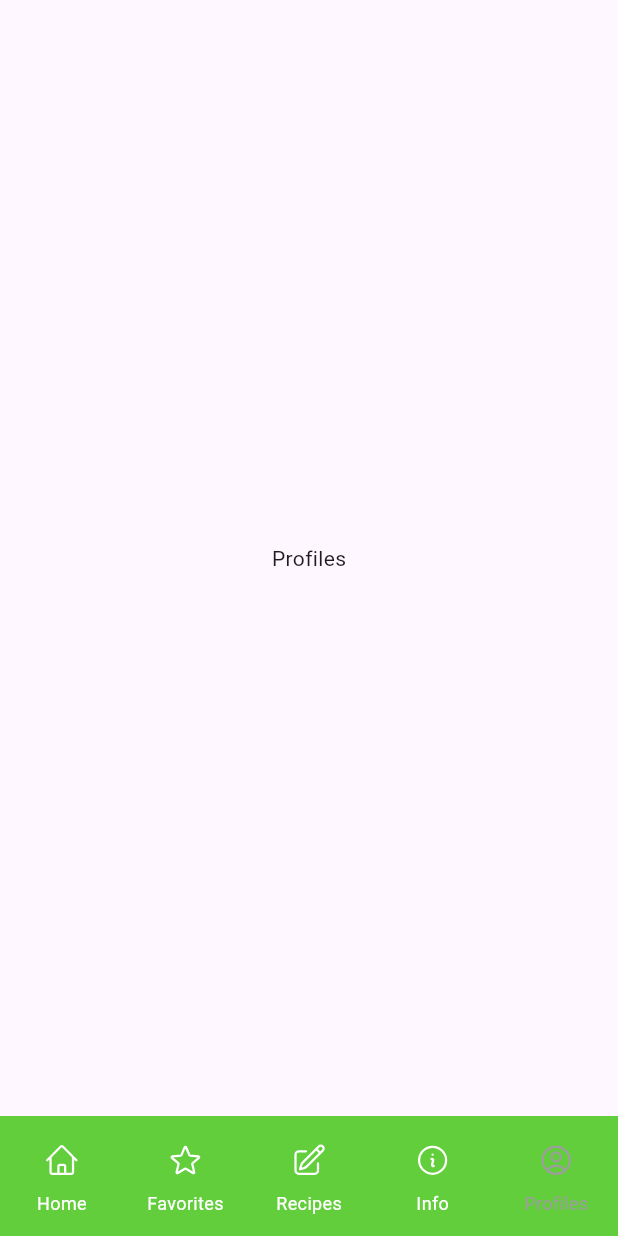
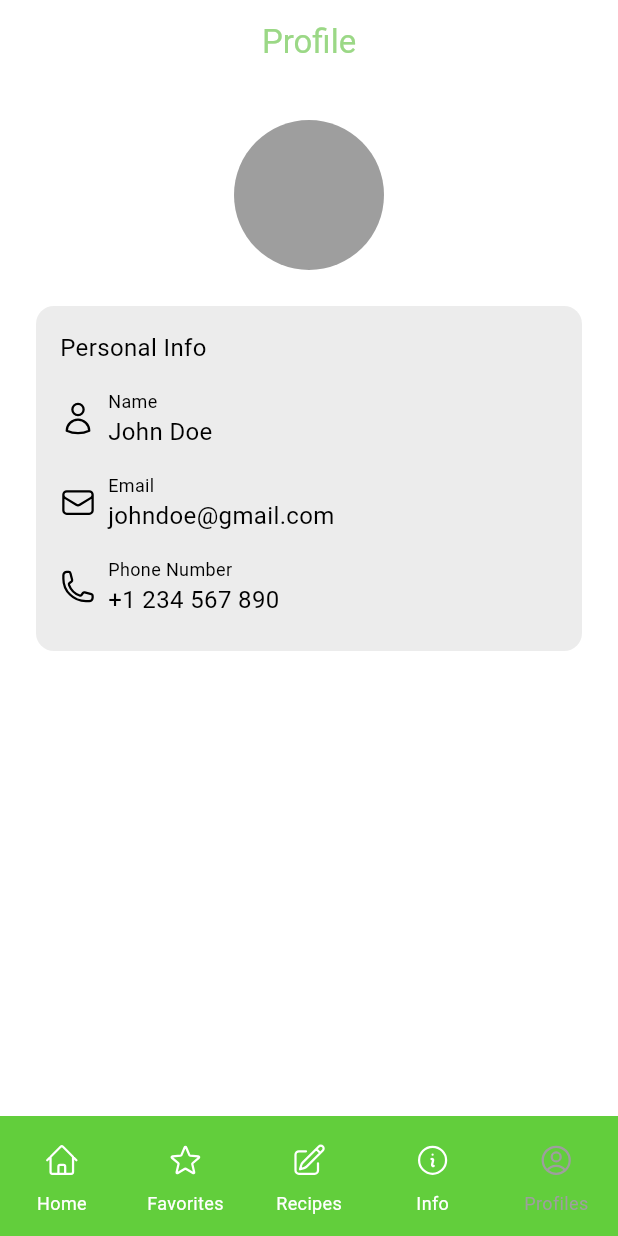
Before and after one commit to Fairuzzzzz/TaskApp, a Flutter app: the screen it shows after launch, item 5 of the bottom bar chosen, on a phone screen of 412 x 824 dp. Run offline on Flutter 3.47's test engine with Material 3 defaults, Android fonts, the phone set to English and light mode, and no system bars; our stand-ins replace flutter_svg.

Commit message:
add profile page

```diff
--- a/lib/models/favorites_models.dart
+++ b/lib/models/favorites_models.dart
@@ -16,25 +16,25 @@ class FavoritesModels {
   static List<FavoritesModels> favorites = [
     FavoritesModels(
         title: "Pesto Pasta",
-        imageUrl: "",
+        imageUrl: "assets/images/PestoPasta.jpg",
         description: "Pesto Pasta is a simple and delicious dish",
         rating: 4,
         review: 46),
     FavoritesModels(
         title: "Chocolate Muffin",
-        imageUrl: "",
+        imageUrl: "assets/images/ChocolateMuffin.jpg",
         description: "Chocolate Muffin is a delicious dessert",
         rating: 5,
         review: 34),
     FavoritesModels(
         title: "Veggie Pizza",
-        imageUrl: "",
+        imageUrl: "assets/images/VeggiePizza.jpg",
         description: "Veggie Pizza is a healthy and delicious dish",
         rating: 4,
         review: 45),
     FavoritesModels(
         title: "Caprese Salad",
-        imageUrl: "",
+        imageUrl: "assets/images/CapreseSalad.jpg",
         description: "Caprese Salad is a simple and delicious dish",
         rating: 5,
         review: 56)
--- a/lib/pages/favorites.dart
+++ b/lib/pages/favorites.dart
@@ -42,6 +42,7 @@ class _FavoritesPageState extends State<FavoritesPage> {
                   color: Colors.grey.withOpacity(0.2),
                   borderRadius: BorderRadius.circular(12)),
               child: Row(
+                mainAxisAlignment: MainAxisAlignment.spaceBetween,
                 crossAxisAlignment: CrossAxisAlignment.start,
                 children: [
                   Padding(
@@ -57,7 +58,7 @@ class _FavoritesPageState extends State<FavoritesPage> {
                             )),
                         Text(favorites[index].description,
                             style:
-                                TextStyle(fontSize: 12, color: Colors.black)),
+                                TextStyle(fontSize: 10, color: Colors.black)),
                         SizedBox(
                           height: 8,
                         ),
@@ -70,6 +71,20 @@ class _FavoritesPageState extends State<FavoritesPage> {
                         )
                       ],
                     ),
+                  ),
+                  Padding(
+                    padding: const EdgeInsets.symmetric(
+                        horizontal: 16, vertical: 12),
+                    child: Container(
+                      height: 90,
+                      width: 90,
+                      decoration: BoxDecoration(
+                          color: Colors.grey,
+                          borderRadius: BorderRadius.circular(12),
+                          image: DecorationImage(
+                              image: AssetImage(favorites[index].imageUrl),
+                              fit: BoxFit.cover)),
+                    ),
                   )
                 ],
               ));
--- a/lib/pages/mainscreen.dart
+++ b/lib/pages/mainscreen.dart
@@ -3,6 +3,7 @@ import 'package:flutter_svg/flutter_svg.dart';
 import 'package:taskapp/pages/favorites.dart';
 import 'package:taskapp/pages/home.dart';
 import 'package:taskapp/pages/info.dart';
+import 'package:taskapp/pages/profiles.dart';
 import 'package:taskapp/pages/recipes.dart';
 
 class MainScreen extends StatefulWidget {
@@ -20,9 +21,7 @@ class _MainScreenState extends State<MainScreen> {
     FavoritesPage(),
     RecipesPage(),
     InfoPage(),
-    const Center(
-      child: Text("Profiles"),
-    )
+    ProfilePage(),
   ];
 
   @override
--- /dev/null
+++ b/lib/pages/profiles.dart
@@ -0,0 +1,133 @@
+import 'package:flutter/material.dart';
+import 'package:flutter_svg/flutter_svg.dart';
+
+class ProfilePage extends StatelessWidget {
+  const ProfilePage({super.key});
+
+  @override
+  Widget build(BuildContext context) {
+    return Scaffold(
+      appBar: AppBar(
+        centerTitle: true,
+        title: Text(
+          "Profile",
+          style: TextStyle(color: Color(0xFF9BD886)),
+        ),
+        backgroundColor: Colors.white,
+      ),
+      body: Column(
+        children: [
+          SizedBox(
+            height: 24,
+          ),
+          Center(
+            child: Container(
+                width: 100,
+                height: 100,
+                decoration:
+                    BoxDecoration(shape: BoxShape.circle, color: Colors.grey)),
+          ),
+          SizedBox(
+            height: 24,
+          ),
+          Container(
+              height: 230,
+              width: double.infinity,
+              margin: EdgeInsets.symmetric(horizontal: 24),
+              padding: EdgeInsets.all(16),
+              decoration: BoxDecoration(
+                  color: Colors.grey.withOpacity(0.2),
+                  borderRadius: BorderRadius.circular(12)),
+              child: Column(
+                crossAxisAlignment: CrossAxisAlignment.start,
+                children: [
+                  Text(
+                    "Personal Info",
+                    style: TextStyle(fontSize: 16, color: Colors.black),
+                  ),
+                  SizedBox(
+                    height: 16,
+                  ),
+                  Row(
+                    children: [
+                      SvgPicture.asset(
+                        'assets/icons/User.svg',
+                        color: Colors.black,
+                      ),
+                      SizedBox(
+                        width: 8,
+                      ),
+                      Column(
+                        crossAxisAlignment: CrossAxisAlignment.start,
+                        children: [
+                          Text("Name",
+                              style:
+                                  TextStyle(fontSize: 12, color: Colors.black)),
+                          Text(
+                            "John Doe",
+                            style: TextStyle(fontSize: 16, color: Colors.black),
+                          )
+                        ],
+                      ),
+                    ],
+                  ),
+                  SizedBox(
+                    height: 16,
+                  ),
+                  Row(
+                    children: [
+                      SvgPicture.asset(
+                        'assets/icons/Envelope.svg',
+                        color: Colors.black,
+                      ),
+                      SizedBox(
+                        width: 8,
+                      ),
+                      Column(
+                        crossAxisAlignment: CrossAxisAlignment.start,
+                        children: [
+                          Text("Email",
+                              style:
+                                  TextStyle(fontSize: 12, color: Colors.black)),
+                          Text(
+                            "johndoe@gmail.com",
+                            style: TextStyle(fontSize: 16, color: Colors.black),
+                          )
+                        ],
+                      ),
+                    ],
+                  ),
+                  SizedBox(
+                    height: 16,
+                  ),
+                  Row(
+                    children: [
+                      SvgPicture.asset(
+                        'assets/icons/Phone.svg',
+                        color: Colors.black,
+                      ),
+                      SizedBox(
+                        width: 8,
+                      ),
+                      Column(
+                        crossAxisAlignment: CrossAxisAlignment.start,
+                        children: [
+                          Text("Phone Number",
+                              style:
+                                  TextStyle(fontSize: 12, color: Colors.black)),
+                          Text(
+                            "+1 234 567 890",
+                            style: TextStyle(fontSize: 16, color: Colors.black),
+                          )
+                        ],
+                      ),
+                    ],
+                  ),
+                ],
+              ))
+        ],
+      ),
+      backgroundColor: Colors.white,
+    );
+  }
+}
```
Also changed, not shown: assets/icons/User.svg (added), assets/images/CapreseSalad.jpg (added), assets/images/ChocolateMuffin.jpg (added), assets/images/VeggiePizza.jpg (added).
